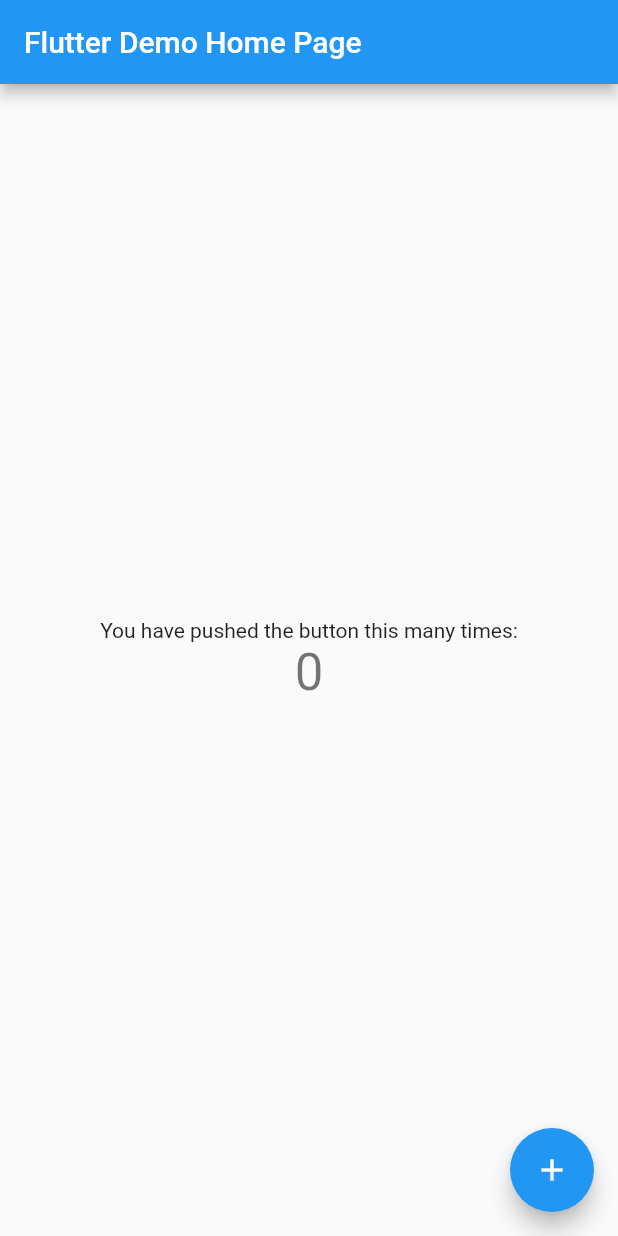
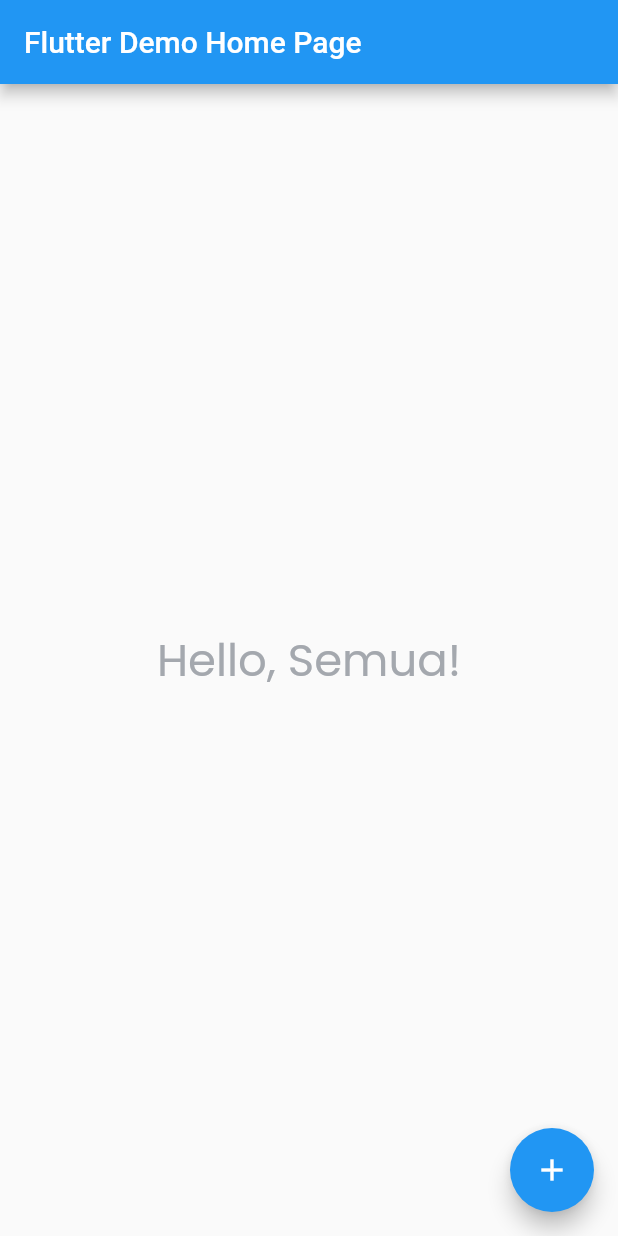
Before and after one commit to hanjarraes/e_wallet_mobile_apps, a Flutter app: the screen it shows after launch, on a phone screen of 412 x 824 dp. Run offline on Flutter 3.47's test engine with Material 2 defaults, Android fonts, the phone set to English and light mode, and no system bars; our stand-ins replace google_fonts.

Commit message:
create variable Color and Text Style

```diff
--- a/lib/main.dart
+++ b/lib/main.dart
@@ -1,3 +1,4 @@
+import 'package:e_wallet_mobile_apps/shared/theme.dart';
 import 'package:flutter/material.dart';
 
 void main() {
@@ -75,36 +76,13 @@ class _MyHomePageState extends State<MyHomePage> {
         // the App.build method, and use it to set our appbar title.
         title: Text(widget.title),
       ),
-      body: Center(
-        // Center is a layout widget. It takes a single child and positions it
-        // in the middle of the parent.
-        child: Column(
-          // Column is also a layout widget. It takes a list of children and
-          // arranges them vertically. By default, it sizes itself to fit its
-          // children horizontally, and tries to be as tall as its parent.
-          //
-          // Invoke "debug painting" (press "p" in the console, choose the
-          // "Toggle Debug Paint" action from the Flutter Inspector in Android
-          // Studio, or the "Toggle Debug Paint" command in Visual Studio Code)
-          // to see the wireframe for each widget.
-          //
-          // Column has various properties to control how it sizes itself and
-          // how it positions its children. Here we use mainAxisAlignment to
-          // center the children vertically; the main axis here is the vertical
-          // axis because Columns are vertical (the cross axis would be
-          // horizontal).
-          mainAxisAlignment: MainAxisAlignment.center,
-          children: <Widget>[
-            const Text(
-              'You have pushed the button this many times:',
+      body:Center(
+          child: Text(
+            'Hello, Semua!',
+            style: blueTextStyle.copyWith(
+              fontSize: 30
             ),
-            Text(
-              '$_counter',
-              style: Theme.of(context).textTheme.headline4,
-            ),
-          ],
-        ),
-      ),
+      )),
       floatingActionButton: FloatingActionButton(
         onPressed: _incrementCounter,
         tooltip: 'Increment',
--- a/pubspec.yaml
+++ b/pubspec.yaml
@@ -40,6 +40,7 @@ dependencies:
 dev_dependencies:
   flutter_test:
     sdk: flutter
+  google_fonts: ^2.3.0
 
   # The "flutter_lints" package below contains a set of recommended lints to
   # encourage good coding practices. The lint set provided by the package is
@@ -60,9 +61,8 @@ flutter:
   uses-material-design: true
 
   # To add assets to your application, add an assets section, like this:
-  # assets:
-  #   - images/a_dot_burr.jpeg
-  #   - images/a_dot_ham.jpeg
+  assets:
+     - assets/
 
   # An image asset can refer to one or more resolution-specific "variants", see
   # https://flutter.dev/assets-and-images/#resolution-aware
```
Also changed, not shown: lib/shared/theme.dart (added, +36 -0 lines), pubspec.lock.
